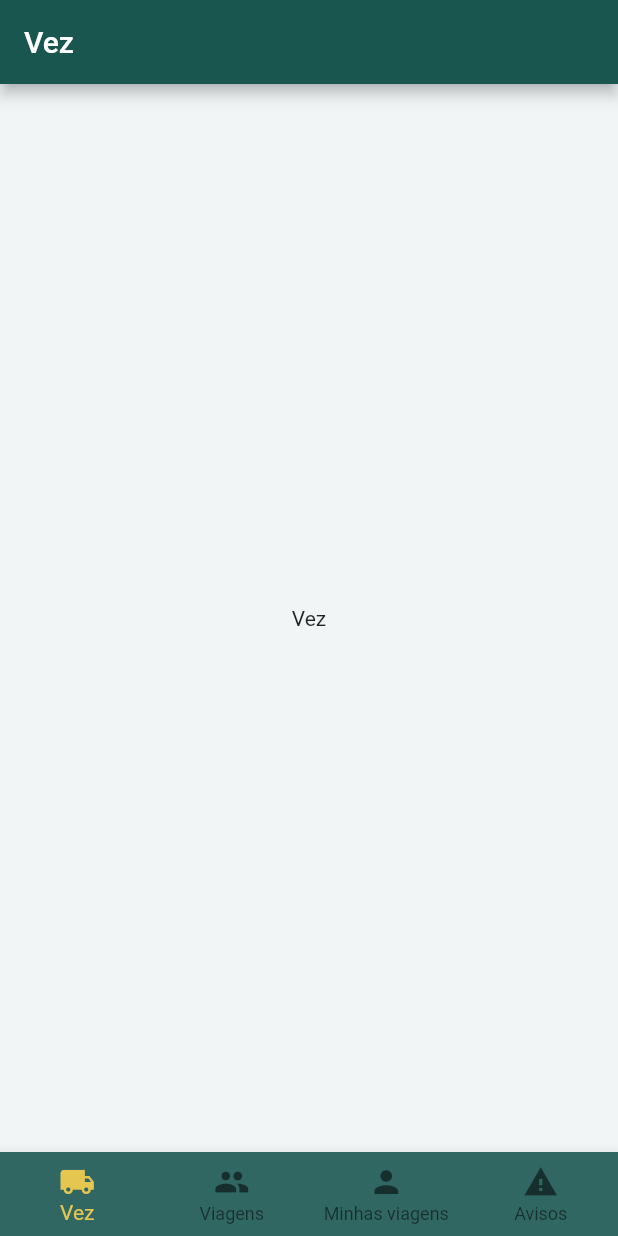
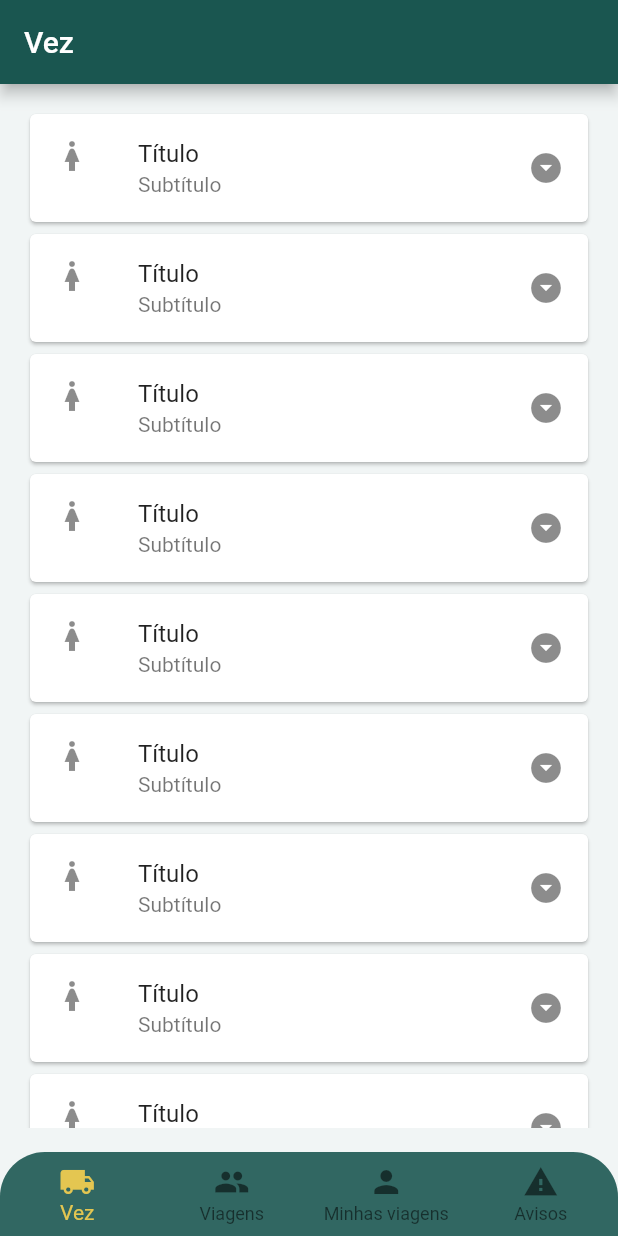
Before and after one commit to Wxze/desafio_coopertransc, a Flutter app: the TurnScreen screen opened by its route, on a phone screen of 412 x 824 dp. Run offline on Flutter 3.47's test engine with Material 2 defaults, Android fonts, the phone set to English and light mode, and no system bars.

Commit message:
Created turn list

```diff
--- a/lib/view/turn_screen.dart
+++ b/lib/view/turn_screen.dart
@@ -37,7 +37,9 @@ class _TurnScreenState extends State<TurnScreen> {
         padding: EdgeInsets.all(16),
         child: _screens[_currentIndex],
       ),
-      bottomNavigationBar: BottomNavigationBar(
+      bottomNavigationBar: ClipRRect(
+        borderRadius: const BorderRadius.vertical(top: Radius.circular(30)),
+        child: BottomNavigationBar(
           type: BottomNavigationBarType.fixed,
           currentIndex: _currentIndex,
           selectedItemColor: const Color(0xE5F8D14F),
@@ -68,6 +70,7 @@ class _TurnScreenState extends State<TurnScreen> {
             });
           },
         ),
+      ),
     );
   }
 
--- a/lib/view/turn_view.dart
+++ b/lib/view/turn_view.dart
@@ -1,6 +1,4 @@
-import 'package:flutter/cupertino.dart';
-import 'package:flutter/src/foundation/key.dart';
-import 'package:flutter/src/widgets/framework.dart';
+import 'package:flutter/material.dart';
 
 class TurnView extends StatefulWidget {
   const TurnView({Key? key}) : super(key: key);
@@ -12,8 +10,27 @@ class TurnView extends StatefulWidget {
 class _TurnViewState extends State<TurnView> {
   @override
   Widget build(BuildContext context) {
-    return const Center(
-      child: Text('Vez'),
+    return Container(
+      child: ListView.builder(
+        itemCount: 15,
+        itemBuilder: (context, index) {
+          return turnListTile();
+        },
+      ),
+    );
+  }
+
+  Widget turnListTile() {
+    return Card(
+      elevation: 1,
+      child: ListTile(
+        leading: const Icon(Icons.woman),
+        trailing: const Icon(Icons.arrow_drop_down_circle),
+        title: const Text('Título'),
+        subtitle: const Text('Subtítulo'),
+        hoverColor: const Color(0xFFd9dddd),
+        onTap: () => {} ,
+      ),
     );
   }
 }
```
Lines whose indentation alone changed are shown as unchanged.
